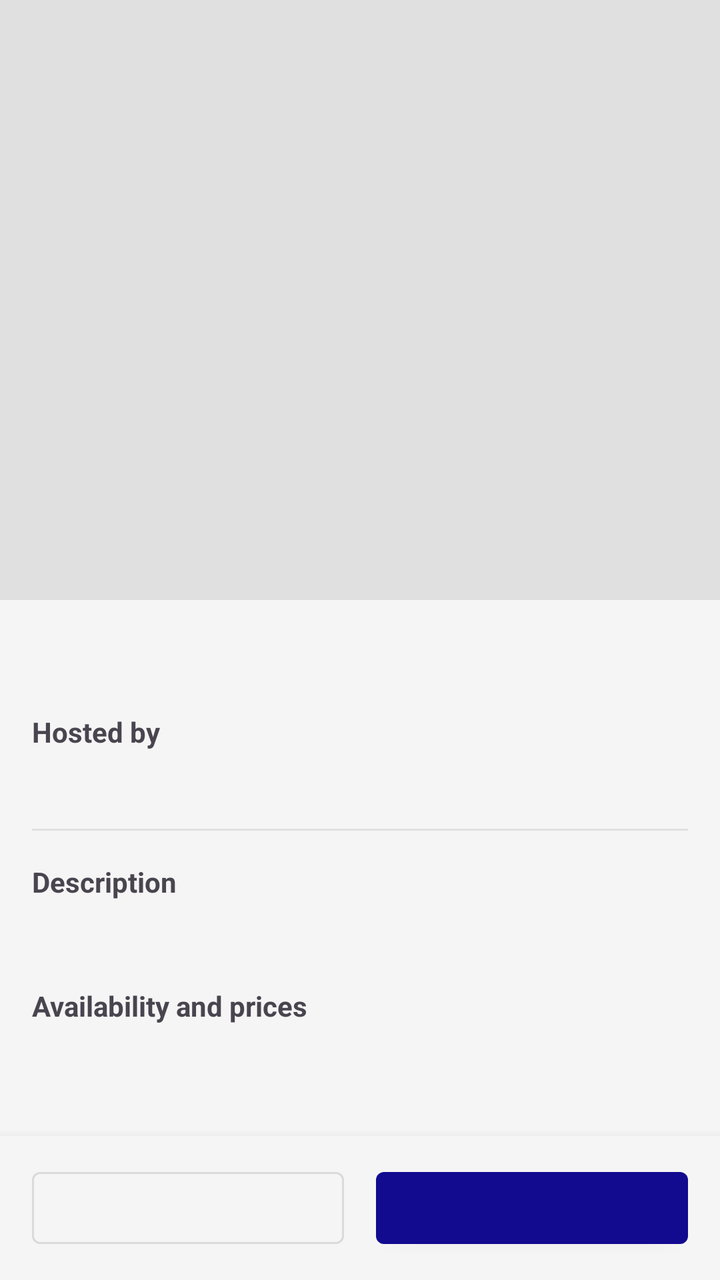
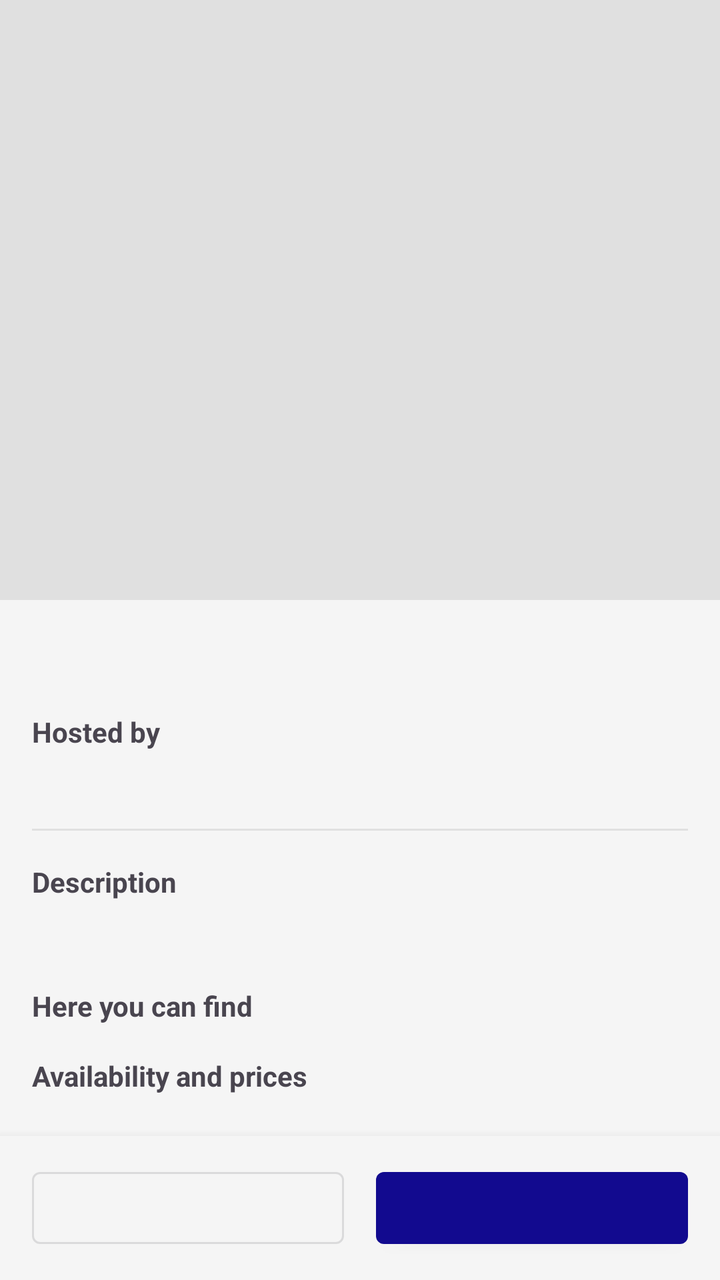

The first picture is an Android layout as it rendered before a commit; the second is the same layout after the commit. The layout source and the unified diff follow.
<!-- AndroidManifest.xml: application theme Theme.MiCasaEsTuCasa -->
<!-- res/layout/activity_dettaglio_proprieta.xml -->
<?xml version="1.0" encoding="utf-8"?>
<androidx.coordinatorlayout.widget.CoordinatorLayout
    xmlns:android="http://schemas.android.com/apk/res/android"
    xmlns:app="http://schemas.android.com/apk/res-auto"
    android:layout_width="match_parent"
    android:layout_height="match_parent">

    <androidx.core.widget.NestedScrollView
        android:layout_width="match_parent"
        android:layout_height="match_parent"
        app:layout_behavior="@string/appbar_scrolling_view_behavior">

        <LinearLayout
            android:layout_width="match_parent"
            android:layout_height="wrap_content"
            android:orientation="vertical">

            <androidx.viewpager2.widget.ViewPager2
                android:id="@+id/viewPagerImages"
                android:layout_width="match_parent"
                android:layout_height="300dp"
                android:background="@color/light_gray" />

            <LinearLayout
                android:layout_width="match_parent"
                android:layout_height="wrap_content"
                android:orientation="vertical"
                android:padding="16dp">

                <TextView
                    android:id="@+id/tvNome"
                    android:layout_width="wrap_content"
                    android:layout_height="wrap_content"
                    android:textSize="24sp"
                    android:textStyle="bold"
                     />

                <LinearLayout
                    android:layout_width="match_parent"
                    android:layout_height="wrap_content"
                    android:orientation="horizontal"
                    android:layout_marginTop="8dp">

                    <TextView
                        android:layout_width="wrap_content"
                        android:layout_height="wrap_content"
                        android:text="@string/ospitati_da"
                        android:textStyle="bold"
                        android:layout_marginEnd="4dp" /> <TextView
                    android:id="@+id/tvLocatore"
                    android:layout_width="wrap_content"
                    android:layout_height="wrap_content" />

                </LinearLayout>

                <TextView
                    android:id="@+id/tvPosti"
                    android:layout_width="wrap_content"
                    android:layout_height="wrap_content"
                    android:layout_marginTop="4dp"
                    android:textColor="@color/gray"
                    />

                <View
                    android:layout_width="match_parent"
                    android:layout_height="1dp"
                    android:layout_marginVertical="16dp"
                    android:background="@color/light_gray" />

                <TextView
                    android:layout_width="wrap_content"
                    android:layout_height="wrap_content"
                    android:text="@string/descrizione"
                    android:textStyle="bold" />

                <TextView
                    android:id="@+id/tvDescrizione"
                    android:layout_width="match_parent"
                    android:layout_height="wrap_content"
                    android:layout_marginTop="8dp" />

                <TextView
                    android:layout_width="wrap_content"
                    android:layout_height="wrap_content"
                    android:layout_marginTop="16dp"
                    android:text="@string/disponibilit_e_prezzi"
                    android:textStyle="bold" />

                <androidx.recyclerview.widget.RecyclerView
                    android:id="@+id/rvDisponibilita"
                    android:layout_width="match_parent"
                    android:layout_height="wrap_content"
                    android:layout_marginTop="8dp" />

            </LinearLayout>
        </LinearLayout>
    </androidx.core.widget.NestedScrollView>

    <LinearLayout
        android:layout_width="match_parent"
        android:layout_height="72dp"
        android:layout_gravity="bottom"
        android:orientation="horizontal"
        android:background="?android:attr/colorBackground"
        android:elevation="8dp"
        android:paddingHorizontal="16dp"
        android:paddingVertical="8dp"
        android:gravity="center_vertical">

        <Button
            android:id="@+id/btnSinistro"
            style="@style/Widget.MaterialComponents.Button.OutlinedButton"
            android:layout_width="0dp"
            android:layout_height="48dp"
            android:layout_weight="1"
            android:layout_marginEnd="8dp"
            android:textAllCaps="false" />

        <Button
            android:id="@+id/btnDestro"
            style="@style/Widget.MaterialComponents.Button"
            android:layout_width="0dp"
            android:layout_height="48dp"
            android:layout_weight="1"
            android:layout_marginStart="8dp"
            android:textAllCaps="false" />

    </LinearLayout>

    <ProgressBar
        android:id="@+id/progressBar"
        android:layout_width="wrap_content"
        android:layout_height="wrap_content"
        android:layout_gravity="center"
        android:visibility="gone" />

</androidx.coordinatorlayout.widget.CoordinatorLayout>
<!-- resources referenced by this layout -->
<resources>
  <color name="gray">#757575</color>
  <color name="light_gray">#E0E0E0</color>
  <string name="descrizione">Description</string>
  <string name="disponibilit_e_prezzi">Availability and prices</string>
  <string name="ospitati_da">Hosted by</string>
  
      "
  <style name="Theme.MiCasaEsTuCasa" parent="Base.Theme.MiCasaEsTuCasa" />
  <style name="Base.Theme.MiCasaEsTuCasa" parent="Theme.Material3.DayNight.NoActionBar">
          
          <item name="colorPrimary">@color/primary</item>
          <item name="colorPrimaryVariant">@color/primary_dark</item>
          <item name="colorOnPrimary">@color/white</item>
  
          
          <item name="colorSecondary">@color/secondary</item>
          <item name="colorSecondaryVariant">@color/secondary_dark</item>
          <item name="colorOnSecondary">@color/black</item>
  
          
          <item name="android:colorBackground">@color/backgroundColor</item>
          <item name="colorSurface">@color/white</item>
          <item name="colorError">@color/red</item>
  
          
          <item name="android:statusBarColor">@color/primary_dark</item>
          <item name="android:navigationBarColor">@color/primary_dark</item>
      </style>
  <color name="primary">#120A8F</color>
  <color name="primary_dark">#001226</color>
  <color name="white">#FFFFFF</color>
  <color name="secondary">#FF9F1C</color>
  <color name="secondary_dark">#E08A00</color>
  <color name="black">#000000</color>
  <color name="backgroundColor">#F5F5F5</color>
  <color name="red">#F44336</color>
</resources>

<!-- the commit's change to res/layout/activity_dettaglio_proprieta.xml (unified diff, before → after) -->
@@ -83,6 +83,19 @@
                     android:layout_width="wrap_content"
                     android:layout_height="wrap_content"
                     android:layout_marginTop="16dp"
+                    android:text="@string/keywords_dettaglio"
+                    android:textStyle="bold" />
+
+                <com.google.android.material.chip.ChipGroup
+                    android:id="@+id/cgKeywords"
+                    android:layout_width="match_parent"
+                    android:layout_height="wrap_content"
+                    app:chipSpacing="8dp" />
+
+                <TextView
+                    android:layout_width="wrap_content"
+                    android:layout_height="wrap_content"
+                    android:layout_marginTop="16dp"
                     android:text="@string/disponibilit_e_prezzi"
                     android:textStyle="bold" />
 
<!-- resource entries referenced after the edit -->
@@ -4,9 +4,10 @@
   <color name="light_gray">#E0E0E0</color>
   <string name="descrizione">Description</string>
   <string name="disponibilit_e_prezzi">Availability and prices</string>
-  <string name="ospitati_da">Hosted by</string>
+  <string name="keywords_dettaglio">Here you can find</string>
   
       "
+  <string name="ospitati_da">Hosted by</string>
   <style name="Theme.MiCasaEsTuCasa" parent="Base.Theme.MiCasaEsTuCasa" />
   <style name="Base.Theme.MiCasaEsTuCasa" parent="Theme.Material3.DayNight.NoActionBar">
           
